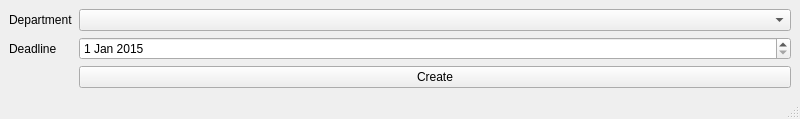
This is src/jukeboxcore/gui/widgets/guerilla/taskcreator.ui in JukeboxPipeline/jukebox-core as Qt 5 draws it before an edit. The edited form follows.
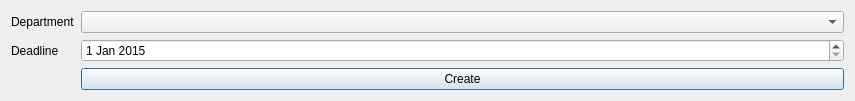
This is the edited form.

Commit message: Chang the guerilla secondary windows to dialogs and implement create project

```diff
--- a/src/jukeboxcore/gui/widgets/guerilla/taskcreator.ui
+++ b/src/jukeboxcore/gui/widgets/guerilla/taskcreator.ui
@@ -1,20 +1,26 @@
 <?xml version="1.0" encoding="UTF-8"?>
 <ui version="4.0">
- <class>taskcreator_mwin</class>
- <widget class="QMainWindow" name="taskcreator_mwin">
+ <class>taskcreator_dialog</class>
+ <widget class="QDialog" name="taskcreator_dialog">
   <property name="geometry">
    <rect>
     <x>0</x>
     <y>0</y>
-    <width>800</width>
-    <height>113</height>
+    <width>855</width>
+    <height>93</height>
    </rect>
   </property>
   <property name="windowTitle">
    <string>Create Task</string>
   </property>
-  <widget class="QWidget" name="central_widget">
-   <layout class="QGridLayout" name="central_grid">
+  <layout class="QGridLayout" name="gridLayout">
+   <item row="0" column="0">
+    <widget class="QLabel" name="dep_lb">
+     <property name="text">
+      <string>Department</string>
+     </property>
+    </widget>
+   </item>
     <item row="0" column="1">
      <widget class="QComboBox" name="dep_cb">
       <property name="sizePolicy">
@@ -25,22 +31,8 @@
       </property>
      </widget>
     </item>
-    <item row="0" column="0">
-     <widget class="QLabel" name="dep_lb">
-      <property name="text">
-       <string>Department</string>
-      </property>
-     </widget>
-    </item>
-    <item row="2" column="1">
-     <widget class="QPushButton" name="create_pb">
-      <property name="text">
-       <string>Create</string>
-      </property>
-     </widget>
-    </item>
     <item row="1" column="0">
-     <widget class="QLabel" name="dep_lb_2">
+    <widget class="QLabel" name="deadline_lb">
       <property name="text">
        <string>Deadline</string>
       </property>
@@ -57,10 +49,15 @@
       </property>
      </widget>
     </item>
-   </layout>
-  </widget>
-  <widget class="QStatusBar" name="statusbar"/>
- </widget>
+   <item row="2" column="1">
+    <widget class="QPushButton" name="create_pb">
+     <property name="text">
+      <string>Create</string>
+     </property>
+    </widget>
+   </item>
+  </layout>
+ </widget>
  <resources/>
  <connections>
   <connection>
```
Left out of the diff: 19 changed lines with no effect on the pictures. Lines whose indentation alone changed are shown as unchanged. The commit also changes 26 other files.
